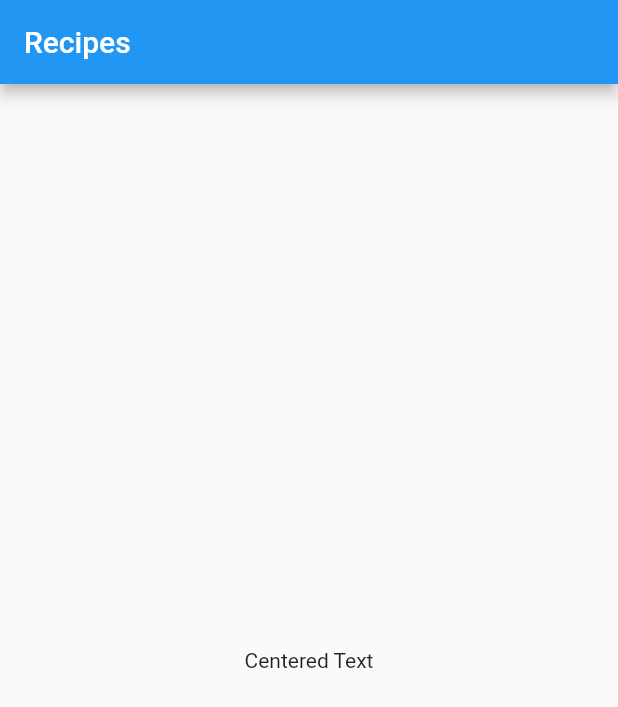
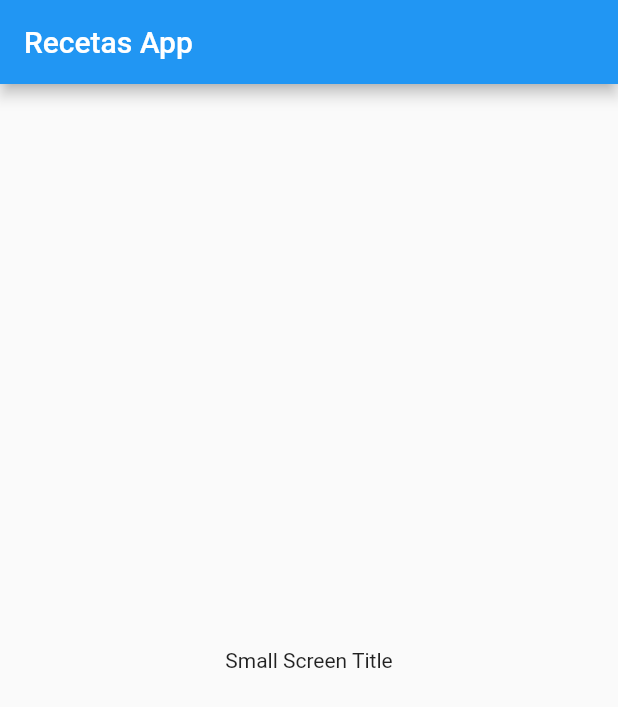
Before and after one commit to alejoperez/healthy-recipes-flutter, a Flutter app: the screen it shows after launch, on a phone screen of 412 x 824 dp. Shown: the top 707 px of the screen. Run offline on Flutter 3.47's test engine with Material 2 defaults, Android fonts, the phone set to English and light mode, and no system bars.

Commit message:
Set up base application

```diff
--- a/lib/presentation/base/app.dart
+++ b/lib/presentation/base/app.dart
@@ -1,11 +1,13 @@
 import 'package:flutter/material.dart';
+import 'package:recipes/presentation/base/strings.dart';
 import 'package:recipes/presentation/categories/categories_screen.dart';
 
 class RecipesApp extends StatelessWidget {
   @override
   Widget build(BuildContext context) {
     return MaterialApp(
-      title: 'Recetas',
+      debugShowCheckedModeBanner: false,
+      title: Strings.appTitle,
       theme: ThemeData(
         primarySwatch: Colors.blue,
         accentColor: Colors.redAccent,
--- /dev/null
+++ b/lib/presentation/base/response_widget.dart
@@ -0,0 +1,21 @@
+import 'package:flutter/material.dart';
+
+class ResponsiveWidget extends StatelessWidget {
+  final Widget smallScreen;
+  final Widget largeScreen;
+
+  const ResponsiveWidget({Key key, this.smallScreen, this.largeScreen})
+      : super(key: key);
+
+  @override
+  Widget build(BuildContext context) {
+    return LayoutBuilder(
+      builder: (context, constraints) {
+        if (constraints.maxWidth > 800) {
+          return largeScreen;
+        }
+        return smallScreen;
+      },
+    );
+  }
+}
--- /dev/null
+++ b/lib/presentation/base/strings.dart
@@ -0,0 +1,3 @@
+class Strings {
+  static const appTitle = "Recetas App";
+}
--- a/lib/presentation/categories/categories_screen.dart
+++ b/lib/presentation/categories/categories_screen.dart
@@ -1,12 +1,15 @@
 import 'package:flutter/material.dart';
+import 'package:recipes/presentation/base/response_widget.dart';
+import 'package:recipes/presentation/base/strings.dart';
 
 class CategoriesScreen extends StatelessWidget {
   @override
   Widget build(BuildContext context) {
     return Scaffold(
-        appBar: AppBar(title: Text('Recipes')),
-        body: Center(
-          child: Text('Centered Text'),
+        appBar: AppBar(title: Text(Strings.appTitle)),
+        body: ResponsiveWidget(
+          smallScreen: Center(child: Text('Small Screen Title')),
+          largeScreen: Center(child: Text('Large Screen Title')),
         ));
   }
 }
```
Also changed, not shown: 1 other file.
